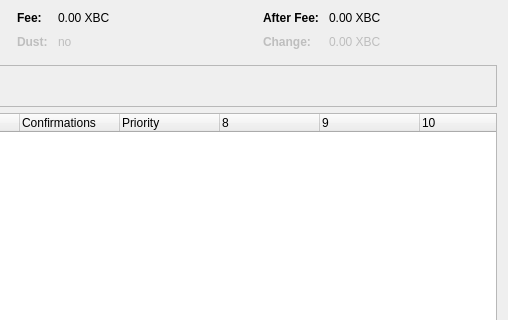
Old version of the form src/qt/forms/coincontroldialog.ui in the repository bitcoinplusorg/xbcwalletsource; both pictures show x 492 to 1000 and y 0 to 320 of the 1000 by 500 pixel window.
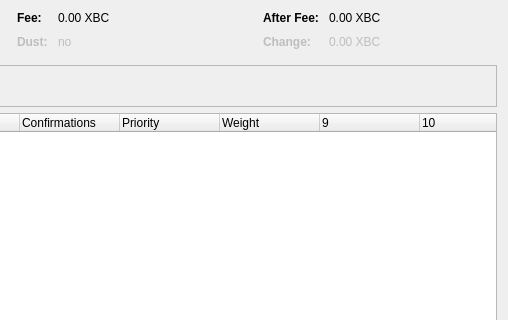
New version of the form. Custom widgets are drawn as their Qt base class.

Commit message: Add weight to coin control

The edit to the form file:
```diff
--- a/src/qt/forms/coincontroldialog.ui
+++ b/src/qt/forms/coincontroldialog.ui
@@ -477,6 +477,11 @@
        <string>Priority</string>
       </property>
      </column>
+     <column>
+      <property name="text">
+       <string>Weight</string>
+      </property>
+     </column>
      <column>
       <property name="text">
        <string/>
```
The commit also changes 6 other files.
